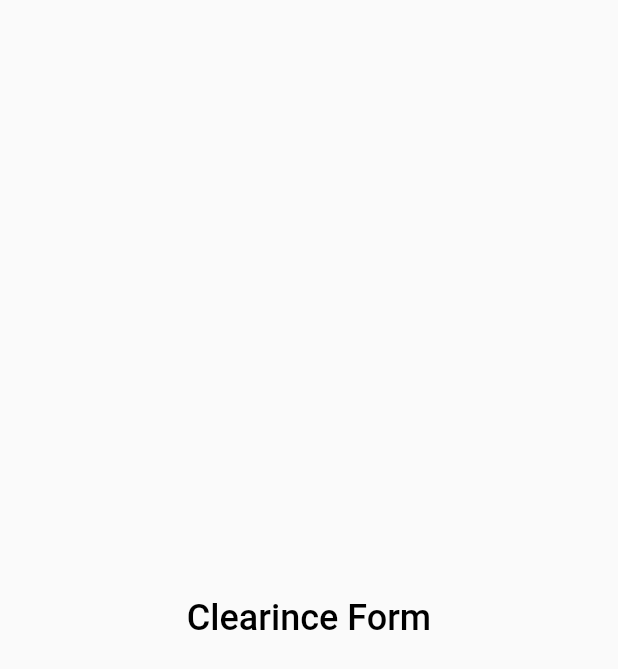
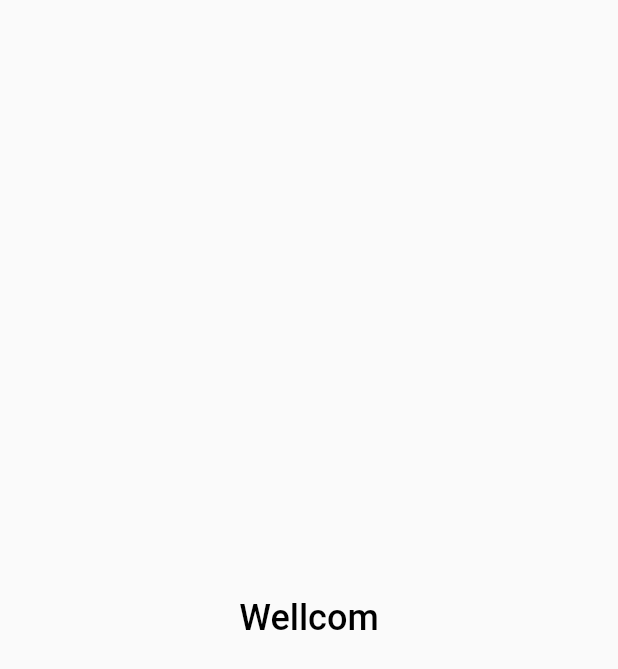
Before and after one commit to kamran5560/Police-App, a Flutter app: the Police_Clearance screen opened directly, on a phone screen of 412 x 824 dp. Shown: the top 669 px of the screen. Run offline on Flutter 3.47's test engine with Material 2 defaults, Android fonts, the light colour scheme and no system bars.

Commit message:
new Comment 18,07,2024

```diff
--- a/lib/Pages/Police Clearance.dart
+++ b/lib/Pages/Police Clearance.dart
@@ -12,7 +12,7 @@ class _Police_ClearanceState extends State<Police_Clearance> {
   Widget build(BuildContext context) {
     return Scaffold(
       body: Center(
-        child: Text("Clearince Form",style: TextStyle(fontSize: 24,fontWeight: FontWeight.w500,color: Colors.black),),
+        child: Text("Wellcom",style: TextStyle(fontSize: 24,fontWeight: FontWeight.w500,color: Colors.black),),
       ),
     );
   }
```
